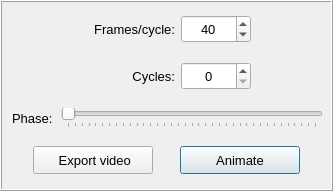
Before: the Qt Designer form pulse/interface/data/ui_files/plots/animation/animation_widget.ui in open-pulse/OpenPulse, drawn with Qt 5.
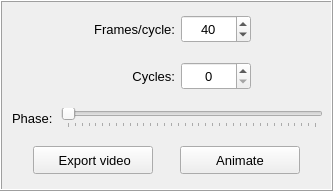
After: the same form once the commit is applied. Icons and pictures are not drawn.

The edit to the form file:
```diff
--- a/pulse/interface/data/ui_files/plots/animation/animation_widget.ui
+++ b/pulse/interface/data/ui_files/plots/animation/animation_widget.ui
@@ -510,7 +510,7 @@
             <bool>true</bool>
            </property>
            <property name="default">
-            <bool>true</bool>
+            <bool>false</bool>
            </property>
           </widget>
          </item>
```
